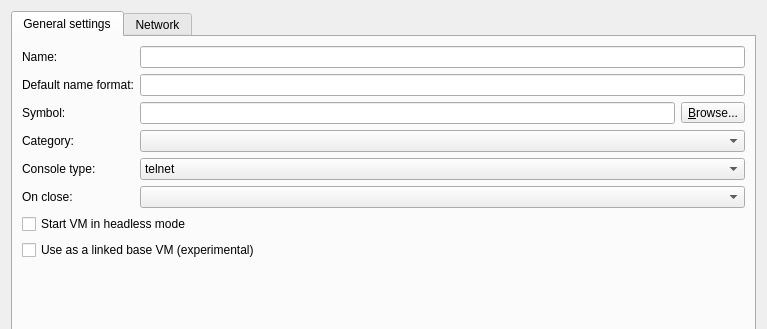
Before: the Qt Designer form gns3/modules/vmware/ui/vmware_vm_configuration_page.ui in GNS3/gns3-gui, drawn with Qt 5; both pictures show x 0 to 767 and y 0 to 329 of the 767 by 662 pixel window.
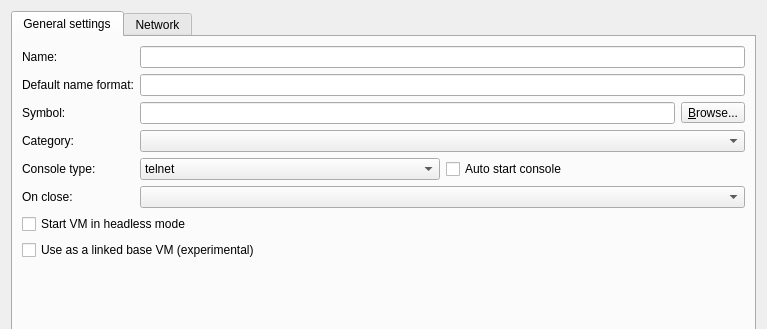
After: the same form once the commit is applied.

Commit message: Support for console auto start. Fixes #1910

```diff
--- a/gns3/modules/vmware/ui/vmware_vm_configuration_page.ui
+++ b/gns3/modules/vmware/ui/vmware_vm_configuration_page.ui
@@ -86,6 +86,8 @@
         </widget>
        </item>
        <item row="4" column="1">
+        <layout class="QHBoxLayout" name="horizontalLayout">
+         <item>
         <widget class="QComboBox" name="uiConsoleTypeComboBox">
          <item>
           <property name="text">
@@ -99,6 +101,15 @@
          </item>
         </widget>
        </item>
+         <item>
+          <widget class="QCheckBox" name="uiConsoleAutoStartCheckBox">
+           <property name="text">
+            <string>Auto start console</string>
+           </property>
+          </widget>
+         </item>
+        </layout>
+       </item>
        <item row="5" column="0">
         <widget class="QLabel" name="uiOnCloseLabel">
          <property name="text">
@@ -129,7 +140,7 @@
          </property>
         </widget>
        </item>
-       <item row="8" column="0" colspan="2">
+       <item row="8" column="0">
         <spacer name="verticalSpacer">
          <property name="orientation">
           <enum>Qt::Vertical</enum>
```
Lines whose indentation alone changed are shown as unchanged. The commit also changes 42 other files.
